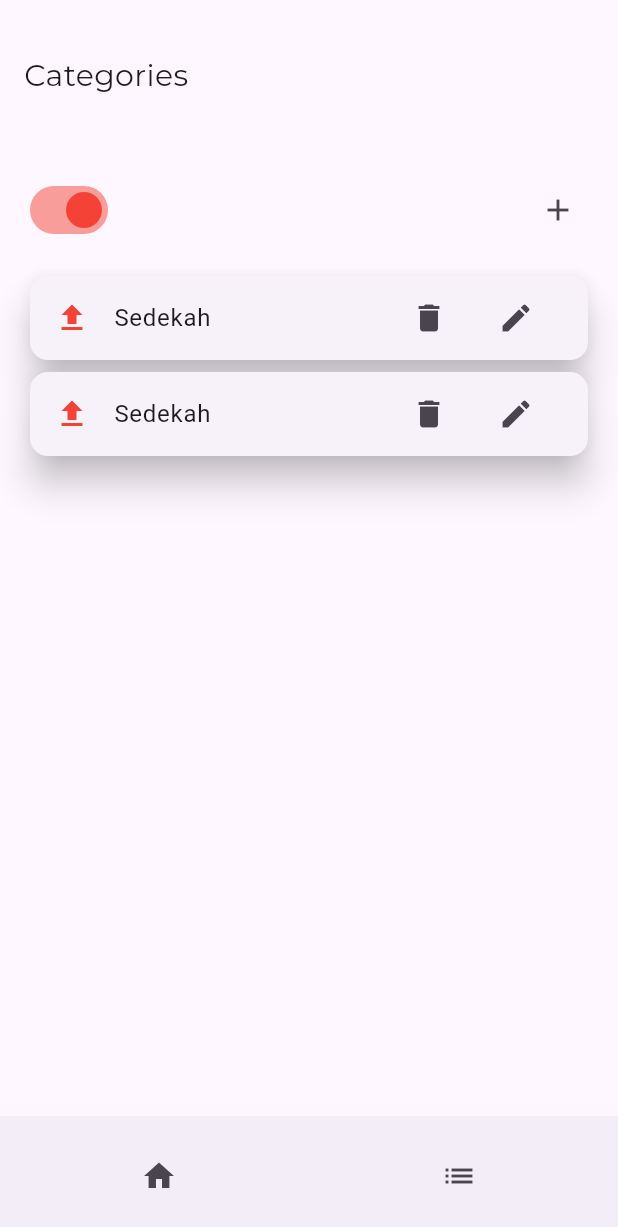
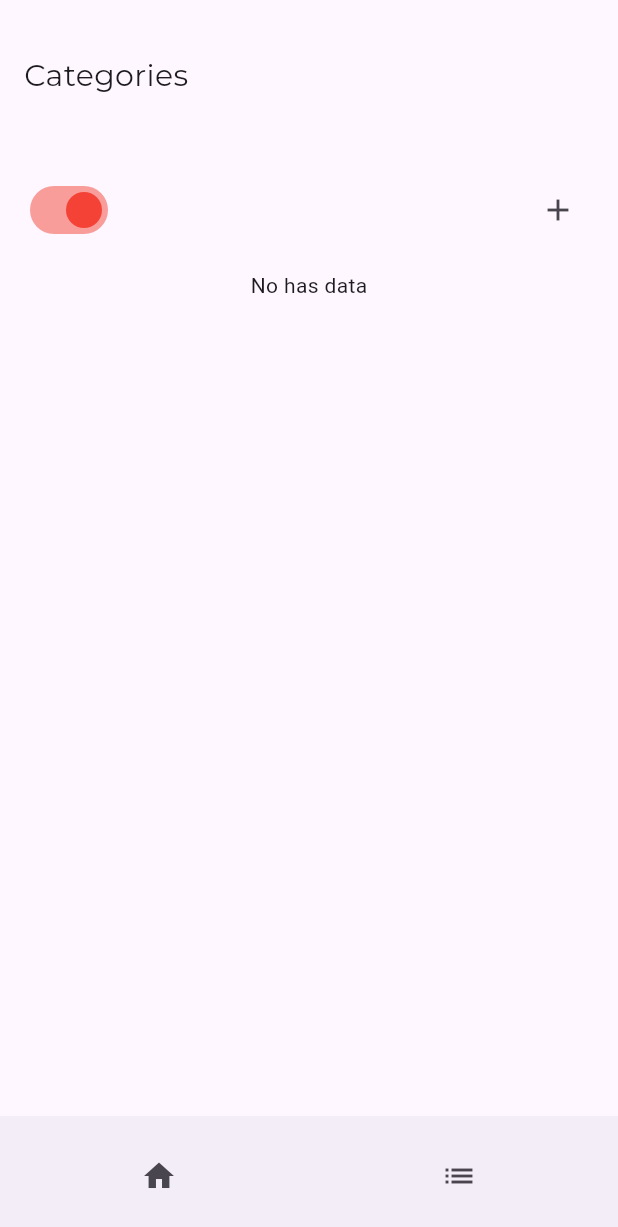
Before and after one commit to ekoapriliyani/uangku_app, a Flutter app: the screen it shows after launch, after a tap on the "list" icon, on a phone screen of 412 x 824 dp. Shown: the top 1227 px of the screen. Run offline on Flutter 3.47's test engine with Material 3 defaults, Android fonts, the light colour scheme and no system bars; our stand-ins replace drift, drift_flutter, google_fonts; missing offline and left inert: calendar_appbar; accounts and stored records are empty; generated files the repository leaves out were written again.

Commit message:
category

```diff
--- a/lib/models/database.dart
+++ b/lib/models/database.dart
@@ -23,6 +23,13 @@ class AppDatabase extends _$AppDatabase {
   @override
   int get schemaVersion => 1;
 
+  // query tabel category
+  Future<List<Category>> getAllCategoryRepo(int type) async {
+    return await (select(categories)
+      ..where((tbl) => tbl.type.equals(type))).get();
+  }
+  // akhir query tabel category
+
   static QueryExecutor _openConnection() {
     return driftDatabase(
       name: 'my_database',
--- a/lib/pages/category_page.dart
+++ b/lib/pages/category_page.dart
@@ -11,6 +11,7 @@ class CategoryPage extends StatefulWidget {
 
 class _CategoryPageState extends State<CategoryPage> {
   bool isExpense = true;
+  int type = 2;
   final AppDatabase database = AppDatabase();
   TextEditingController categoryNameController = TextEditingController();
 
@@ -27,6 +28,10 @@ class _CategoryPageState extends State<CategoryPage> {
           ),
         );
     print('MASUK : ' + row.toString());
+  }
+
+  Future<List<Category>> getAllCategory(int type) async {
+    return await database.getAllCategoryRepo(type);
   }
 
   void openDialog() {
@@ -47,6 +52,7 @@ class _CategoryPageState extends State<CategoryPage> {
                   ),
                   SizedBox(height: 10),
                   TextFormField(
+                    controller: categoryNameController,
                     decoration: InputDecoration(
                       border: OutlineInputBorder(),
                       hintText: "Name",
@@ -55,7 +61,9 @@ class _CategoryPageState extends State<CategoryPage> {
                   SizedBox(height: 10),
                   ElevatedButton(
                     onPressed: () {
-                      insert("Makan makan", 2);
+                      insert(categoryNameController.text, isExpense ? 2 : 1);
+                      Navigator.of(context, rootNavigator: true).pop('dialog');
+                      setState(() {});
                     },
                     style: ElevatedButton.styleFrom(
                       backgroundColor: Colors.green,
@@ -87,6 +95,7 @@ class _CategoryPageState extends State<CategoryPage> {
                   onChanged: (bool value) {
                     setState(() {
                       isExpense = value;
+                      type = value ? 2 : 1;
                     });
                   },
                   inactiveTrackColor: Colors.green[200],
@@ -102,47 +111,25 @@ class _CategoryPageState extends State<CategoryPage> {
               ],
             ),
           ),
-          Padding(
-            padding: const EdgeInsets.symmetric(horizontal: 16),
-            child: Card(
-              elevation: 10,
-              child: ListTile(
-                leading:
-                    (isExpense)
-                        ? Icon(Icons.upload, color: Colors.red)
-                        : Icon(Icons.download, color: Colors.green),
-                title: Text("Sedekah"),
-                trailing: Row(
-                  mainAxisSize: MainAxisSize.min,
-                  children: [
-                    IconButton(onPressed: () {}, icon: Icon(Icons.delete)),
-                    SizedBox(width: 10),
-                    IconButton(onPressed: () {}, icon: Icon(Icons.edit)),
-                  ],
-                ),
-              ),
-            ),
-          ),
-          Padding(
-            padding: const EdgeInsets.symmetric(horizontal: 16),
-            child: Card(
-              elevation: 10,
-              child: ListTile(
-                leading:
-                    (isExpense)
-                        ? Icon(Icons.upload, color: Colors.red)
-                        : Icon(Icons.download, color: Colors.green),
-                title: Text("Sedekah"),
-                trailing: Row(
-                  mainAxisSize: MainAxisSize.min,
-                  children: [
-                    IconButton(onPressed: () {}, icon: Icon(Icons.delete)),
-                    SizedBox(width: 10),
-                    IconButton(onPressed: () {}, icon: Icon(Icons.edit)),
-                  ],
-                ),
-              ),
-            ),
+          FutureBuilder<List<Category>>(
+            future: getAllCategory(type),
+            builder: (context, snapshot) {
+              if (snapshot.connectionState == ConnectionState.waiting) {
+                return Center(child: CircularProgressIndicator());
+              } else {
+                if (snapshot.hasData) {
+                  if (snapshot.data!.length > 0) {
+                    return Text(
+                      "Ada data : " + snapshot.data!.length.toString(),
+                    );
+                  } else {
+                    return Center(child: Text("No has data"));
+                  }
+                } else {
+                  return Center(child: Text("No has data"));
+                }
+              }
+            },
           ),
         ],
       ),
```
